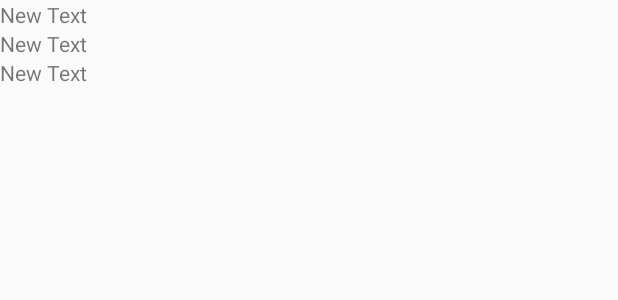
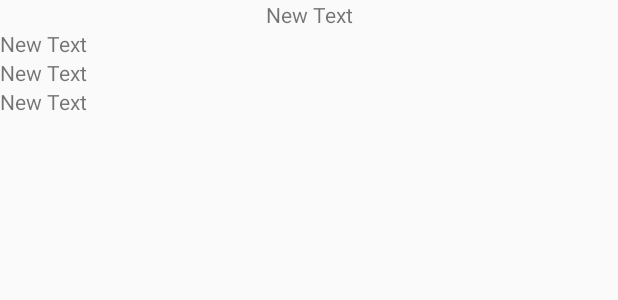
Before and after one commit to AcadGildAcademy/AN-2015FEB05-Ankit-Manglik, an Android app: the layout noteview.xml on its own in the app's theme, with its tools: preview values and no code run, on a phone screen of 412 x 824 dp. Shown: the top 300 px of the screen. Run offline under Robolectric (Android 15) with nearby library versions, the phone set to English and light mode, and no system bars.

Commit message:
post bug fix

```diff
--- a/Todos/app/src/main/res/layout/noteview.xml
+++ b/Todos/app/src/main/res/layout/noteview.xml
@@ -7,14 +7,17 @@
         android:layout_width="wrap_content"
         android:layout_height="wrap_content"
         android:text="New Text"
-        android:id="@+id/tv_NoteTitle" />
+        android:id="@+id/tv_NoteTitle"
+           android:layout_below="@+id/tv_titledt"
+           android:layout_alignParentLeft="true"
+           android:layout_alignParentStart="true" />
 
     <TextView
         android:layout_width="wrap_content"
         android:layout_height="wrap_content"
         android:text="New Text"
         android:id="@+id/tv_NoteDetails"
-        android:layout_below="@+id/tv_NoteTitle"
+        android:layout_below="@+id/iv_incomlete_todo"
         android:layout_alignParentLeft="true"
         android:layout_alignParentStart="true" />
 
@@ -38,4 +41,14 @@
         android:layout_marginStart="280dp"
          />
 
+    <TextView
+        android:layout_width="match_parent"
+        android:layout_height="wrap_content"
+        android:text="New Text"
+        android:id="@+id/tv_titledt"
+        android:layout_alignParentTop="true"
+        android:layout_alignParentLeft="true"
+        android:layout_alignParentStart="true"
+        android:gravity="center_horizontal" />
+
 </RelativeLayout>
--- a/Todos/app/src/main/res/menu/menubar.xml
+++ b/Todos/app/src/main/res/menu/menubar.xml
@@ -7,14 +7,14 @@
 
     <item android:title="Notes"
        android:id="@+id/not"
-        android:icon="@android:drawable/ic_delete"
+        android:icon="@drawable/plus_symbol"
         notesapps:showAsAction="always"
         />
 
 
     <item android:title="Save"
         android:id="@+id/save"
-    android:icon="@android:drawable/ic_menu_save"
+    android:icon="@drawable/like_before"
         notesapps:showAsAction="always"
         ></item>
 
```
Also changed, not shown: Todos/app/src/main/java/com/afewsomethings/todos/MainActivity.java (+12 -5 lines), Todos/app/src/main/java/com/afewsomethings/todos/MyAdapt.java (+5 -3 lines), Todos/app/src/main/res/drawable/like_after.png (added), Todos/app/src/main/res/drawable/like_before.png (added), Todos/app/src/main/res/drawable/plus_symbol.png (added).
